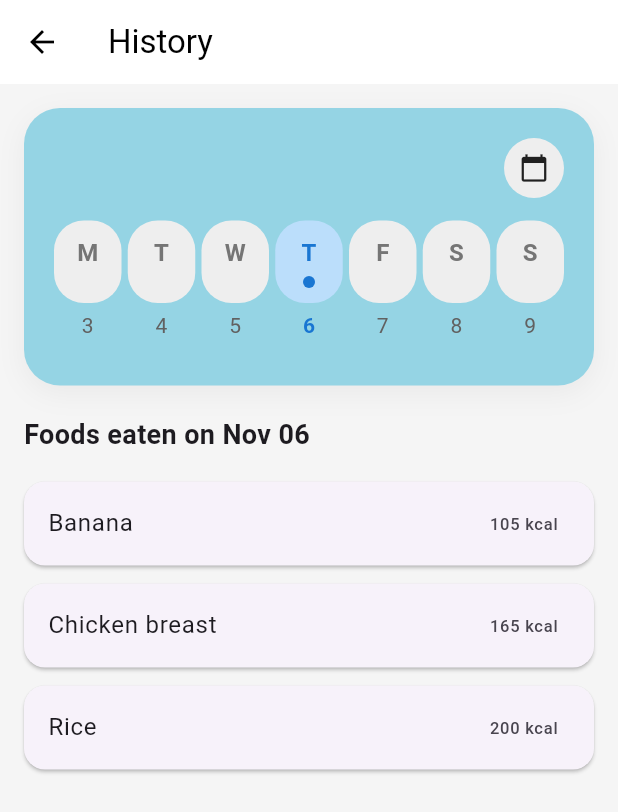
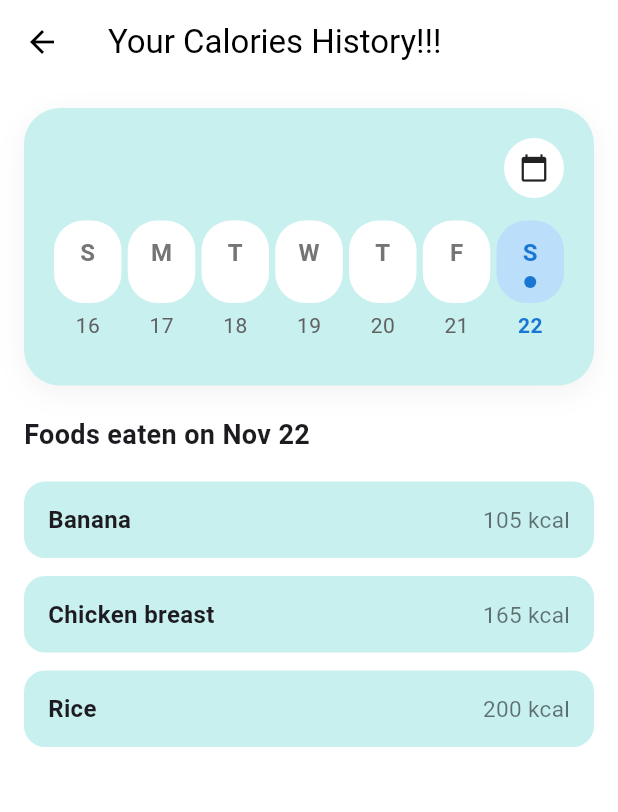
Before and after one commit to okkaraungaung/EatSmart, a Flutter app: the HistoryScreen screen opened directly, on a phone screen of 412 x 824 dp. Shown: the top 812 px of the screen. Run offline on Flutter 3.47's test engine with Material 3 defaults, Android fonts, the phone set to English and light mode, and no system bars.

Commit message:
fix: calender color and display today

```diff
--- a/lib/history_screen.dart
+++ b/lib/history_screen.dart
@@ -18,14 +18,22 @@ class _HistoryScreenState extends State<HistoryScreen> {
   void initState() {
     super.initState();
 
-    selectedDate = DateFormat("yyyy-MM-dd").parse(widget.date);
+    // Always start with today's date
+    selectedDate = DateTime.now();
     weekDays = _generateWeek(selectedDate);
   }
 
+  // ✅ Week starts on SUNDAY
   List<DateTime> _generateWeek(DateTime baseDate) {
-    final int weekday = baseDate.weekday; // 1 = Monday
-    final DateTime monday = baseDate.subtract(Duration(days: weekday - 1));
-    return List.generate(7, (i) => monday.add(Duration(days: i)));
+    // weekday: Monday=1 ... Sunday=7
+    int weekday = baseDate.weekday;
+
+    // If Sunday (7), daysFromSunday = 0
+    int daysFromSunday = weekday % 7;
+
+    DateTime sunday = baseDate.subtract(Duration(days: daysFromSunday));
+
+    return List.generate(7, (i) => sunday.add(Duration(days: i)));
   }
 
   Future<void> _openDatePicker() async {
@@ -53,10 +61,10 @@ class _HistoryScreenState extends State<HistoryScreen> {
     ];
 
     return Scaffold(
-      backgroundColor: Colors.grey.shade100,
+      backgroundColor: Colors.white,
       appBar: AppBar(
-        title: const Text("History"),
-        backgroundColor: Colors.white, //95d4e4
+        title: const Text("Your Calories History!!!"),
+        backgroundColor: Colors.white,
         foregroundColor: Colors.black,
         elevation: 0,
       ),
@@ -65,14 +73,12 @@ class _HistoryScreenState extends State<HistoryScreen> {
         padding: const EdgeInsets.all(16),
         child: Column(
           children: [
-            // -----------------------------------------------------------
-            // 📦 WHITE BOX FOR CALENDAR SECTION
-            // -----------------------------------------------------------
+            // TOP CALENDAR BOX
             Container(
               width: double.infinity,
               padding: const EdgeInsets.symmetric(horizontal: 20, vertical: 20),
               decoration: BoxDecoration(
-                color: Color(0xFF95d4e4),
+                color: const Color(0xFFc8f0ef),
                 borderRadius: BorderRadius.circular(24),
                 boxShadow: [
                   BoxShadow(
@@ -84,7 +90,7 @@ class _HistoryScreenState extends State<HistoryScreen> {
               ),
               child: Column(
                 children: [
-                  // Calendar icon
+                  // Calendar Picker Button
                   Row(
                     mainAxisAlignment: MainAxisAlignment.end,
                     children: [
@@ -92,7 +98,7 @@ class _HistoryScreenState extends State<HistoryScreen> {
                         onTap: _openDatePicker,
                         child: Container(
                           decoration: BoxDecoration(
-                            color: Colors.grey.shade200,
+                            color: Colors.white,
                             shape: BoxShape.circle,
                           ),
                           padding: const EdgeInsets.all(10),
@@ -104,7 +110,7 @@ class _HistoryScreenState extends State<HistoryScreen> {
 
                   const SizedBox(height: 15),
 
-                  // Week calendar display
+                  // WEEK VIEW
                   SizedBox(
                     height: 90,
                     child: Row(
@@ -129,7 +135,7 @@ class _HistoryScreenState extends State<HistoryScreen> {
                                 decoration: BoxDecoration(
                                   color: isSelected
                                       ? Colors.blue.shade100
-                                      : Colors.grey.shade200,
+                                      : Colors.white,
                                   borderRadius: BorderRadius.circular(20),
                                 ),
                                 child: Column(
@@ -179,7 +185,7 @@ class _HistoryScreenState extends State<HistoryScreen> {
 
             const SizedBox(height: 20),
 
-            // Foods list title
+            // Date Title
             Align(
               alignment: Alignment.centerLeft,
               child: Text(
@@ -193,20 +199,40 @@ class _HistoryScreenState extends State<HistoryScreen> {
 
             const SizedBox(height: 12),
 
-            // Foods List
+            // FOODS LIST WITH COLORED BOXES
             Expanded(
               child: ListView.builder(
                 itemCount: foods.length,
                 itemBuilder: (context, index) {
                   final food = foods[index];
-                  return Card(
-                    shape: RoundedRectangleBorder(
+                  return Container(
+                    decoration: BoxDecoration(
+                      color: const Color(0xFFc8f0ef),
                       borderRadius: BorderRadius.circular(14),
                     ),
                     margin: const EdgeInsets.symmetric(vertical: 6),
-                    child: ListTile(
-                      title: Text(food['name'].toString()),
-                      trailing: Text("${food['calories']} kcal"),
+                    padding: const EdgeInsets.symmetric(
+                      horizontal: 16,
+                      vertical: 14,
+                    ),
+                    child: Row(
+                      mainAxisAlignment: MainAxisAlignment.spaceBetween,
+                      children: [
+                        Text(
+                          food["name"].toString(),
+                          style: const TextStyle(
+                            fontSize: 16,
+                            fontWeight: FontWeight.w600,
+                          ),
+                        ),
+                        Text(
+                          "${food['calories']} kcal",
+                          style: const TextStyle(
+                            fontSize: 15,
+                            color: Colors.black54,
+                          ),
+                        ),
+                      ],
                     ),
                   );
                 },
```
